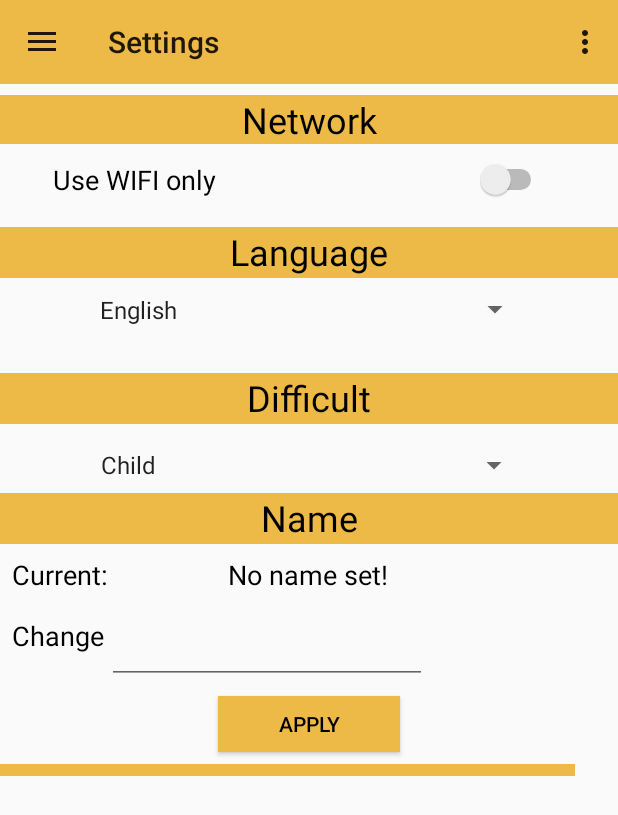
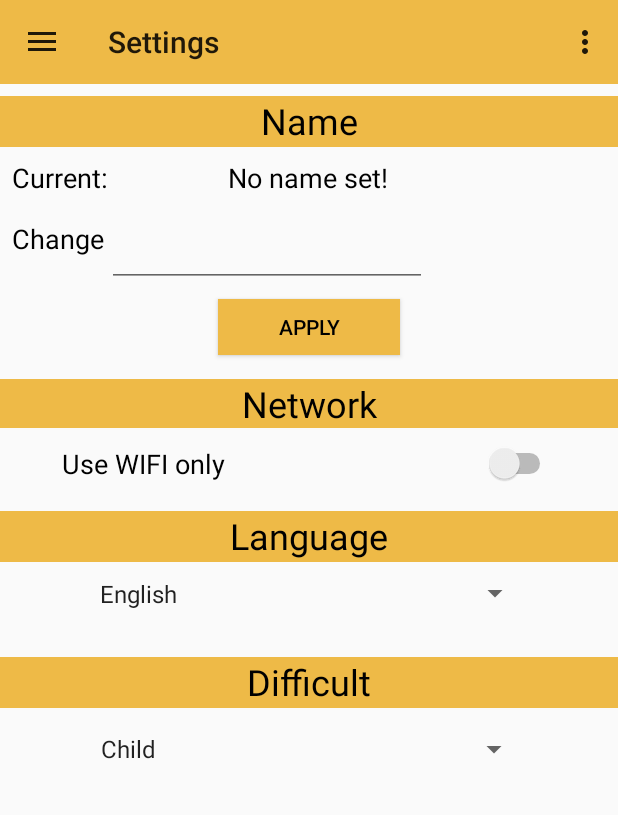
Before and after one commit to CoenB95/Essteling-App, an Android app: the fragment OptionFragment placed in its activity, on a phone screen of 412 x 824 dp. Shown: the top 815 px of the screen. Run offline under Robolectric (Android 15) with nearby library versions, the phone set to English and light mode, and no system bars; libraries missing offline, so code that uses them is left out: com.jakewharton.threetenabp; 1 statement that could not run was skipped.

Commit message:
Highscore Fix, Naam optie veranderen

```diff
--- a/app/src/main/res/layout/activity_option_fragment.xml
+++ b/app/src/main/res/layout/activity_option_fragment.xml
@@ -17,7 +17,9 @@
         android:layout_marginStart="35dp"
         android:layout_marginEnd="35dp"
         android:layout_marginTop="8dp"
-        app:layout_constraintTop_toBottomOf="@+id/textView3" />
+        app:layout_constraintTop_toBottomOf="@+id/textView3"
+        android:layout_marginRight="8dp"
+        app:layout_constraintRight_toRightOf="parent" />
 
     <Spinner
         android:id="@+id/language_select_spin"
@@ -85,7 +87,6 @@
         android:layout_height="wrap_content"
         android:layout_marginLeft="0dp"
         android:layout_marginRight="0dp"
-        android:layout_marginTop="7dp"
         android:background="@color/colorPrimary"
         android:text="@string/network"
         android:textAlignment="center"
@@ -93,8 +94,9 @@
         android:textSize="24sp"
         app:layout_constraintLeft_toLeftOf="parent"
         app:layout_constraintRight_toRightOf="parent"
-        app:layout_constraintTop_toTopOf="parent"
-        app:layout_constraintHorizontal_bias="0.533" />
+        app:layout_constraintHorizontal_bias="0.0"
+        android:layout_marginTop="16dp"
+        app:layout_constraintTop_toBottomOf="@+id/name_button_name" />
 
     <TextView
         android:id="@+id/textView5"
@@ -102,7 +104,6 @@
         android:layout_height="34dp"
         android:layout_marginLeft="0dp"
         android:layout_marginRight="0dp"
-        android:layout_marginTop="8dp"
         android:background="@color/colorPrimary"
         android:text="@string/name"
         android:textAlignment="center"
@@ -111,7 +112,8 @@
         app:layout_constraintHorizontal_bias="0.0"
         app:layout_constraintLeft_toLeftOf="parent"
         app:layout_constraintRight_toRightOf="parent"
-        app:layout_constraintTop_toBottomOf="@+id/dif_select_spinner" />
+        app:layout_constraintTop_toTopOf="parent"
+        android:layout_marginTop="8dp" />
 
     <TextView
         android:id="@+id/textView6"
@@ -175,19 +177,4 @@
         app:layout_constraintRight_toRightOf="parent"
         app:layout_constraintTop_toBottomOf="@+id/name_change_name" />
 
-    <TextView
-        android:id="@+id/textView9"
-        android:layout_width="383dp"
-        android:layout_height="8dp"
-        android:layout_marginLeft="0dp"
-        android:layout_marginRight="0dp"
-        android:layout_marginTop="8dp"
-        android:background="@color/colorPrimary"
-        android:textAlignment="textStart"
-        app:layout_constraintHorizontal_bias="0.0"
-        app:layout_constraintLeft_toLeftOf="parent"
-        app:layout_constraintRight_toRightOf="parent"
-        app:layout_constraintTop_toBottomOf="@+id/name_button_name"
-        tools:layout_editor_absoluteX="1dp" />
-
 </android.support.constraint.ConstraintLayout>
```
